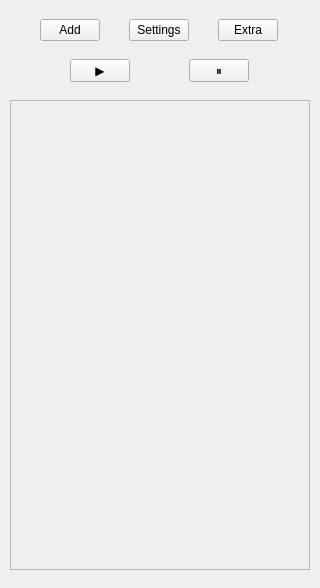
The window that src/ui_files/Stack_space.ui (rakshith111/Time-Stack) describes before a commit, drawn with Qt 5.
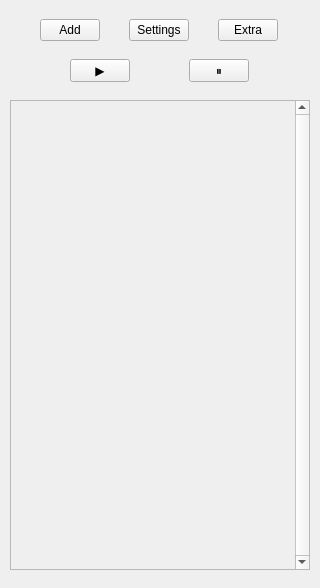
The same window after the commit.

Commit message: Remove Scrollbar's default visibilty

Diff of the .ui file:
```diff
--- a/src/ui_files/Stack_space.ui
+++ b/src/ui_files/Stack_space.ui
@@ -40,6 +40,12 @@
      <height>470</height>
     </rect>
    </property>
+   <property name="verticalScrollBarPolicy">
+    <enum>Qt::ScrollBarAlwaysOn</enum>
+   </property>
+   <property name="horizontalScrollBarPolicy">
+    <enum>Qt::ScrollBarAsNeeded</enum>
+   </property>
    <property name="widgetResizable">
     <bool>true</bool>
    </property>
@@ -48,7 +54,7 @@
      <rect>
       <x>0</x>
       <y>0</y>
-      <width>298</width>
+      <width>281</width>
       <height>468</height>
      </rect>
     </property>
```
The commit also changes 1 other file.
